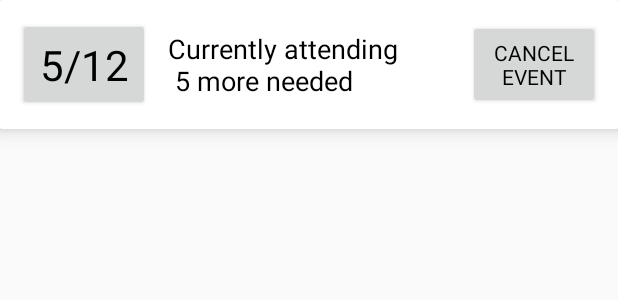
After one commit to pg339/CS5412, an Android app: the layout event_view_bottom_owner.xml on its own in the app's theme, with its tools: preview values and no code run, on a phone screen of 412 x 824 dp. The commit adds this screen. Shown: the top 300 px of the screen. Run offline under Robolectric (Android 15) with nearby library versions, the phone set to English and light mode, and no system bars; network calls fail.

Commit message:
Can click on events to see full info. Need to activate all buttons and switches.

```diff
--- a/app/src/main/java/cornell/cs5412/FeedAdapter.java
+++ b/app/src/main/java/cornell/cs5412/FeedAdapter.java
@@ -6,7 +6,7 @@ import android.widget.RelativeLayout;
 import cornell.cs5412.MiscHelpers.*;
 
 public class FeedAdapter extends RecyclerView.Adapter<FeedAdapter.FeedEventViewHolder> {
-    private FeedEvent[] events;
+    public FeedEvent[] events;
 
     public static class FeedEventViewHolder extends RecyclerView.ViewHolder {
         // each data item is just a string in this case
--- a/app/src/main/java/cornell/cs5412/IEvent.java
+++ b/app/src/main/java/cornell/cs5412/IEvent.java
@@ -21,9 +21,9 @@ public interface IEvent {
     void setLatitude(double lat);
     double getLongitude();
     void setLongitude(double lon);
-    int getMinRsvps();
+    Integer getMinRsvps();
     void setMinRsvps(int min);
-    int getMaxRsvps();
+    Integer getMaxRsvps();
     void setMaxRsvps(int max);
     boolean isFriends_only();
     void setFriends_only(boolean v);
--- a/app/src/main/java/cornell/cs5412/MiscHelpers.java
+++ b/app/src/main/java/cornell/cs5412/MiscHelpers.java
@@ -2,9 +2,6 @@ package cornell.cs5412;
 
 import android.content.Context;
 
-/**
- * Created by Pablo on 5/6/2016.
- */
 public class MiscHelpers {
     public static int pixToDp(Context context, int pix) {
         float scale = context.getResources().getDisplayMetrics().density;
--- /dev/null
+++ b/app/src/main/res/drawable/rectangle_sharp.xml
@@ -0,0 +1,10 @@
+<?xml version="1.0" encoding="utf-8"?>
+<shape xmlns:android="http://schemas.android.com/apk/res/android"
+    android:shape="rectangle">
+    <corners android:radius="1dp"/>
+    <solid android:color="@color/card_color"/>
+    <padding android:bottom="@dimen/margin"
+        android:top="@dimen/margin"
+        android:left="@dimen/margin"
+        android:right="@dimen/margin"/>
+</shape>
--- /dev/null
+++ b/app/src/main/res/layout/event_view_bottom_owner.xml
@@ -0,0 +1,38 @@
+<?xml version="1.0" encoding="utf-8"?>
+<RelativeLayout xmlns:android="http://schemas.android.com/apk/res/android"
+    android:id="@+id/event_view_bottom_owner"
+    android:layout_width="match_parent"
+    android:layout_height="wrap_content"
+    android:background="@drawable/rectangle_sharp"
+    android:elevation="@dimen/med_elevation"
+    android:layout_alignParentBottom="true">
+    <Button
+        android:id="@+id/event_view_owner_rsvp_count_button"
+        android:layout_width="wrap_content"
+        android:layout_height="wrap_content"
+        android:padding="@dimen/margin"
+        android:textSize="@dimen/xxlarge_display_text_size"
+        android:layout_centerVertical="true"
+        android:text="5/12" />
+    <TextView
+        android:id="@+id/event_view_owner_rsvp_label"
+        android:layout_width="wrap_content"
+        android:layout_height="wrap_content"
+        android:paddingStart="@dimen/margin"
+        android:layout_toEndOf="@id/event_view_owner_rsvp_count_button"
+        android:layout_alignTop="@id/event_view_owner_rsvp_count_button"
+        android:layout_alignBottom="@id/event_view_owner_rsvp_count_button"
+        android:layout_centerVertical="true"
+        android:gravity="center_vertical"
+        android:text="Currently attending \n 5 more needed"/>
+    <Button
+        android:id="@+id/event_view_cancel_button"
+        android:layout_width="wrap_content"
+        android:layout_height="wrap_content"
+        android:layout_alignParentRight="true"
+        android:layout_centerVertical="true"
+        android:text="@string/cancel_event"
+        android:padding="@dimen/margin"
+        android:textSize="@dimen/button_text_size"/>
+
+</RelativeLayout>
--- a/app/src/main/res/values/colors.xml
+++ b/app/src/main/res/values/colors.xml
@@ -7,10 +7,9 @@
     <item name="message_head_color" type="color">#ffffffe5</item>
     <item name="button_background_color" type="color">#ffcbcbcb</item>
     <item name="spinner_color" type="color">#fffcfcfc</item>
-    <item name="compose_color" type="color">#ffffd8d5</item>
     <item name="message_body_color" type="color">#ffeeeeee</item>
-    <item name="primary" type="color">#fffce5</item>
-    <item name="primary_dark" type="color">#6c7be7</item>
+    <item name="primary" type="color">#a5b0ff</item>
+    <item name="primary_dark" type="color">#3e53f0</item>
     <item name="accent" type="color">#c0caff</item>
     <item name="transparent" type="color">#0000</item>
     <item name="dark_gray" type="color">#a6a6a6</item>
```
Also changed, not shown: app/src/main/AndroidManifest.xml (+8 -7 lines), app/src/main/java/cornell/cs5412/Event.java (+64 -5 lines), app/src/main/java/cornell/cs5412/EventViewActivity.java (added, +102 -0 lines), app/src/main/java/cornell/cs5412/FeedActivity.java (+10 -0 lines), app/src/main/java/cornell/cs5412/FeedEvent.java (+7 -2 lines), app/src/main/java/cornell/cs5412/RecyclerItemClickListener.java (added, +43 -0 lines), app/src/main/res/drawable/primary_color_rectangle_sharp.xml (added, +10 -0 lines), app/src/main/res/layout/activity_event_view.xml (added, +43 -0 lines), app/src/main/res/layout/event_view_bottom_standard.xml (added, +45 -0 lines), app/src/main/res/values/strings.xml (+5 -2 lines).
